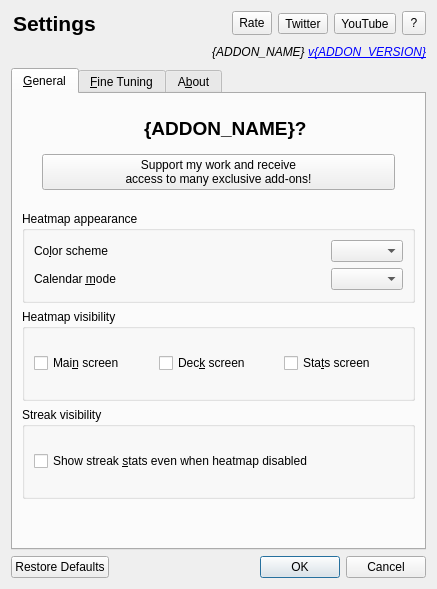
The window that designer/options.ui (glutanimate/review-heatmap) describes before a commit, drawn with Qt 5.
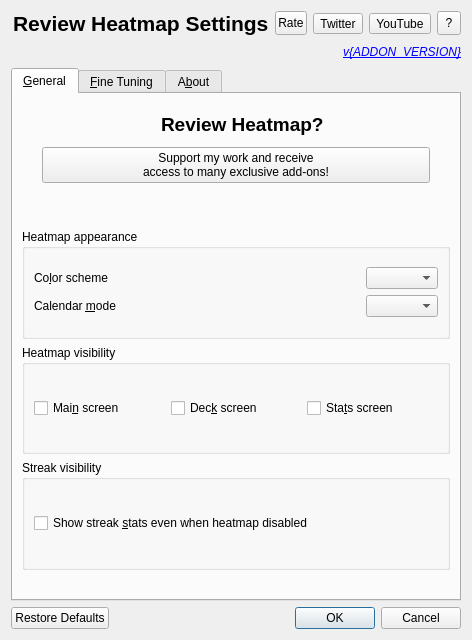
The same window after the commit. Icons and pictures are not drawn.

Patch:
```diff
--- a/designer/options.ui
+++ b/designer/options.ui
@@ -6,8 +6,8 @@
    <rect>
     <x>0</x>
     <y>0</y>
-    <width>437</width>
-    <height>589</height>
+    <width>472</width>
+    <height>640</height>
    </rect>
   </property>
   <property name="windowTitle">
@@ -21,12 +21,11 @@
        <property name="font">
         <font>
          <pointsize>16</pointsize>
-         <weight>75</weight>
          <bold>true</bold>
         </font>
        </property>
        <property name="text">
-        <string>Settings</string>
+        <string>Review Heatmap Settings</string>
        </property>
        <property name="alignment">
         <set>Qt::AlignLeading|Qt::AlignLeft|Qt::AlignVCenter</set>
@@ -166,7 +165,7 @@
         </font>
        </property>
        <property name="text">
-        <string>{ADDON_NAME} &lt;a href=&quot;action://changelog&quot;&gt;v{ADDON_VERSION}&lt;/a&gt;</string>
+        <string>&lt;a href=&quot;action://changelog&quot;&gt;v{ADDON_VERSION}&lt;/a&gt;</string>
        </property>
        <property name="alignment">
         <set>Qt::AlignRight|Qt::AlignTrailing|Qt::AlignVCenter</set>
@@ -229,12 +228,11 @@
              <property name="font">
               <font>
                <pointsize>14</pointsize>
-               <weight>75</weight>
                <bold>true</bold>
               </font>
              </property>
              <property name="text">
-              <string>{ADDON_NAME}?</string>
+              <string>Review Heatmap?</string>
              </property>
              <property name="alignment">
               <set>Qt::AlignLeading|Qt::AlignLeft|Qt::AlignVCenter</set>
@@ -261,7 +259,23 @@
            <property name="topMargin">
             <number>5</number>
            </property>
-           <item row="0" column="2">
+           <item row="0" column="0">
+            <spacer name="horizontalSpacer_2">
+             <property name="orientation">
+              <enum>Qt::Horizontal</enum>
+             </property>
+             <property name="sizeType">
+              <enum>QSizePolicy::Minimum</enum>
+             </property>
+             <property name="sizeHint" stdset="0">
+              <size>
+               <width>20</width>
+               <height>20</height>
+              </size>
+             </property>
+            </spacer>
+           </item>
+           <item row="0" column="3">
             <spacer name="horizontalSpacer">
              <property name="orientation">
               <enum>Qt::Horizontal</enum>
@@ -319,6 +333,19 @@
            </item>
           </layout>
          </item>
+         <item>
+          <widget class="QLabel" name="label_5">
+           <property name="text">
+            <string/>
+           </property>
+           <property name="pixmap">
+            <pixmap resource="../resources/icons.qrc">:/review_heatmap/icons/thanks.svg</pixmap>
+           </property>
+           <property name="alignment">
+            <set>Qt::AlignCenter</set>
+           </property>
+          </widget>
+         </item>
         </layout>
        </item>
        <item>
@@ -453,7 +480,7 @@
          <property name="sizeHint" stdset="0">
           <size>
            <width>20</width>
-           <height>40</height>
+           <height>20</height>
           </size>
          </property>
         </spacer>
```
Left out of the diff: 17 changed lines with no effect on the pictures.
